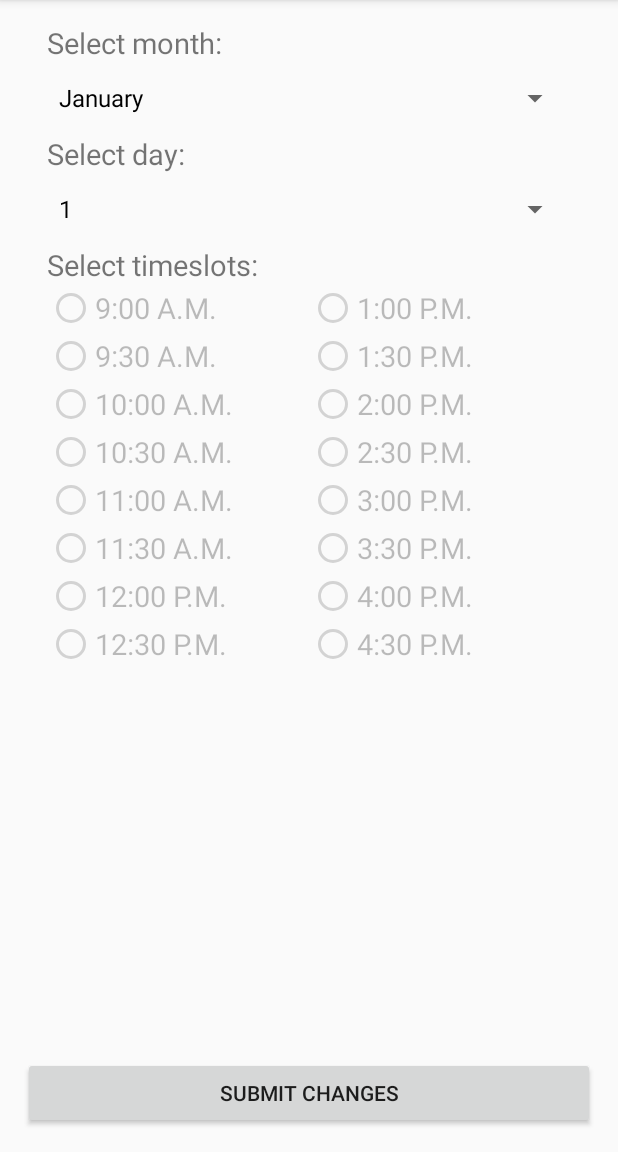
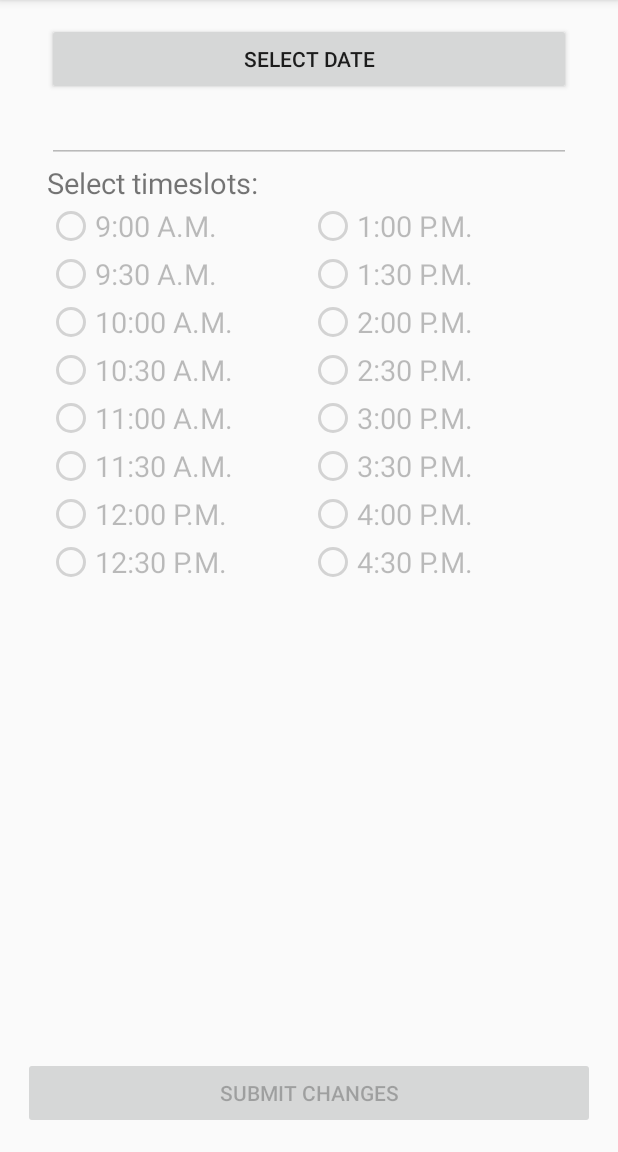
Before and after one commit to drewdawg8/BarbershopQuartet, an Android app: the ActivityManageSchedule screen opened directly, with no data from a screen before it, on a phone screen of 412 x 824 dp, the part 84-1236 px from its top. Run offline under Robolectric (Android 15) with nearby library versions, the phone set to English and light mode, and no system bars; our stand-ins replace Firebase (no records; nobody signed in at launch, a user with empty details on screens opened directly).

Commit message:
Replaced month and day sliders in ActivityManageSchedule with DatePickerDialogue.

```diff
--- a/app/src/main/java/com/doublea/barbershopquartet/ActivityManageSchedule.java
+++ b/app/src/main/java/com/doublea/barbershopquartet/ActivityManageSchedule.java
@@ -1,32 +1,32 @@
 package com.doublea.barbershopquartet;
 
+import android.app.DatePickerDialog;
 import android.support.v7.app.AppCompatActivity;
 import android.os.Bundle;
-import android.util.Log;
 import android.view.View;
-import android.widget.AdapterView;
-import android.widget.ArrayAdapter;
+import android.widget.DatePicker;
+import android.widget.EditText;
 import android.widget.RadioButton;
-import android.widget.Spinner;
-import android.widget.Toast;
 
-import java.lang.reflect.Array;
-import java.util.ArrayList;
-import java.util.List;
+import com.doublea.barbershopquartet.BackgroundTools.FirebaseInteraction;
+import com.doublea.barbershopquartet.BackgroundTools.TimeSlot;
+import com.google.firebase.auth.FirebaseAuth;
 
-public class ActivityManageSchedule extends AppCompatActivity implements AdapterView.OnItemSelectedListener {
+import java.text.SimpleDateFormat;
+import java.util.Calendar;
+import java.util.Date;
 
-    private Spinner spinnerMonth;
-    private Spinner spinnerDay;
+public class ActivityManageSchedule extends AppCompatActivity{
+
     private RadioButton[] radioButtons;
+    private FirebaseInteraction firebase;
+    private Calendar scheduleDate; // date to edit
+    private TimeSlot[] timeSlots;
 
     @Override
     protected void onCreate(Bundle savedInstanceState) {
         super.onCreate(savedInstanceState);
         setContentView(R.layout.activity_manage_schedule);
-
-        spinnerMonth = findViewById(R.id.spinner_month);
-        spinnerDay = findViewById(R.id.spinner_day);
 
         radioButtons = new RadioButton[]{
                 findViewById(R.id.radio_timeslot0),
@@ -47,131 +47,113 @@ public class ActivityManageSchedule extends AppCompatActivity implements Adapter
                 findViewById(R.id.radio_timeslot15)};
 
         for (RadioButton rb : radioButtons) rb.setEnabled(false);
-        spinnerDay.setEnabled(false);
-        ArrayAdapter<CharSequence> adapter = ArrayAdapter.createFromResource(this, R.array.months, android.R.layout.simple_spinner_dropdown_item);
-        adapter.setDropDownViewResource(android.R.layout.simple_spinner_dropdown_item);
-        spinnerMonth.setAdapter(adapter);
-        spinnerMonth.setOnItemSelectedListener(this);
 
-
+        firebase = new FirebaseInteraction();
     }
 
-    @Override
-    public void onItemSelected(AdapterView<?> adapterView, View view, int i, long l) {
-        //Toast.makeText(ActivityManageSchedule.this, "View ID:" + I,Toast.LENGTH_SHORT).show();
-//        Log.d("output", "View ID:" + Integer.toString(adapterView.getId()));
-//        Log.d("output", "Month ID:" + Integer.toString(R.id.spinner_month));
-        switch(adapterView.getId()) {
-            case R.id.spinner_month:
-                populateSpinnerDay(getDaysInMonth(i));
-                break;
-            case R.id.spinner_day:
-                populateRadioButtons(spinnerMonth.getSelectedItem().toString(), i + 1);
-                break;
-        }
+    public void onClickSelectDate(View view) {
+
+        int initYear = Calendar.getInstance().get(Calendar.YEAR);
+        int initMonth = Calendar.getInstance().get(Calendar.MONTH);
+        int initDay = Calendar.getInstance().get(Calendar.DAY_OF_MONTH);
+        DatePickerDialog datePickerDialog = new DatePickerDialog(view.getContext(), new DatePickerDialog.OnDateSetListener() {
+            @Override
+            public void onDateSet(DatePicker datePicker, int y, int m, int d) {
+                Calendar calendar = Calendar.getInstance();
+                calendar.set(y, m, d);
+                EditText e = findViewById(R.id.schedule_edit_text_display_date);
+                SimpleDateFormat sdf = new SimpleDateFormat("EEE, MMM dd");
+                e.setText(sdf.format(calendar.getTime()));
+                scheduleDate = calendar;
+                populateRadioButtons();
+            }
+        }, initYear, initMonth, initDay);
+
+        datePickerDialog.getDatePicker().setMinDate(Calendar.getInstance().getTimeInMillis());
+
+        Calendar maxDate = Calendar.getInstance();
+        maxDate.set(Calendar.YEAR, 2018);
+        maxDate.set(Calendar.MONTH, 12);
+        maxDate.set(Calendar.DAY_OF_MONTH, 31);
+        datePickerDialog.getDatePicker().setMaxDate(maxDate.getTimeInMillis());
     }
 
-    @Override
-    public void onNothingSelected(AdapterView<?> adapterView) {
+    private void populateRadioButtons() {
+        for (RadioButton rb : radioButtons) rb.setEnabled(true);
 
-    }
+        String month = Integer.toString(scheduleDate.get(Calendar.MONTH));
+        String day = Integer.toString(scheduleDate.get(Calendar.DAY_OF_MONTH));
 
-    private int getDaysInMonth(int month) {
-        int days = 0;
-        switch(month) {
-            case 0:  days = 31; break; // Jan
-            case 1:  days = 28; break; // Feb
-            case 2:  days = 31; break; // Mar
-            case 3:  days = 30; break; // Apr
-            case 4:  days = 31; break; // May
-            case 5:  days = 30; break; // Jun
-            case 6:  days = 31; break; // Jul
-            case 7:  days = 31; break; // Aug
-            case 8:  days = 30; break; // Sep
-            case 9:  days = 31; break; // Oct
-            case 10: days = 30; break; // Nov
-            case 11: days = 31; break; // Dec
-        }
-        return days;
-    }
+        // TODO read time slots from database
 
-    private void populateSpinnerDay(int daysInMonth) {
-        List<String> days = new ArrayList<>();
-        for (int i = 1; i <= daysInMonth; i++)
-            days.add(Integer.toString(i));
-
-        ArrayAdapter<String> adapter = new ArrayAdapter<>(this, android.R.layout.simple_spinner_dropdown_item, days);
-        adapter.setDropDownViewResource(android.R.layout.simple_spinner_dropdown_item);
-        spinnerDay.setAdapter(adapter);
-        spinnerDay.setEnabled(true);
-    }
-
-    private void populateRadioButtons(String month, int date) {
-        for (RadioButton rb : radioButtons) rb.setEnabled(true);
-        // TODO load time slot data for given date and automatically check radio buttons
+        findViewById(R.id.schedule_button_submit).setEnabled(true);
     }
 
     public void onClickRadioButton(View view) {
         boolean checked = ((RadioButton) view).isChecked();
+        TimeSlot timeSlot;
 
         switch(view.getId()) {
             case R.id.radio_timeslot0:
-                // TODO update time slot availability when radio buttons are checked/unchecked
-                if (checked) {
-                    // mark time slot as available
-                } else {
-                    // mark time slot as unavailable
-                }
+                timeSlot = timeSlots[0];
                 break;
             case R.id.radio_timeslot1:
-
+                timeSlot = timeSlots[1];
                 break;
             case R.id.radio_timeslot2:
-
+                timeSlot = timeSlots[2];
                 break;
             case R.id.radio_timeslot3:
-
+                timeSlot = timeSlots[3];
                 break;
             case R.id.radio_timeslot4:
-
+                timeSlot = timeSlots[4];
                 break;
             case R.id.radio_timeslot5:
-
+                timeSlot = timeSlots[5];
                 break;
             case R.id.radio_timeslot6:
-
+                timeSlot = timeSlots[6];
                 break;
             case R.id.radio_timeslot7:
-
+                timeSlot = timeSlots[7];
                 break;
             case R.id.radio_timeslot8:
-
+                timeSlot = timeSlots[8];
                 break;
             case R.id.radio_timeslot9:
-
+                timeSlot = timeSlots[9];
                 break;
             case R.id.radio_timeslot10:
-
+                timeSlot = timeSlots[10];
                 break;
             case R.id.radio_timeslot11:
-
+                timeSlot = timeSlots[11];
                 break;
             case R.id.radio_timeslot12:
-
+                timeSlot = timeSlots[12];
                 break;
             case R.id.radio_timeslot13:
-
+                timeSlot = timeSlots[13];
                 break;
             case R.id.radio_timeslot14:
+                timeSlot = timeSlots[14];
+                break;
+            default:
+                timeSlot = timeSlots[15];
+                break;
+        }
 
-                break;
-            case R.id.radio_timeslot15:
-
-                break;
+        if (checked) {
+            timeSlot.setUnavailable(false);
+        } else {
+            timeSlot.setUnavailable(true);
         }
     }
 
     public void onClickSubmit(View view) {
-        // TODO submit changes to database
+        // TODO write timeSlots array to database; check if booked appointments need to be removed?
+
+        this.recreate(); // relaunch the activity to select another date
     }
 }
--- a/app/src/main/res/layout/activity_manage_schedule.xml
+++ b/app/src/main/res/layout/activity_manage_schedule.xml
@@ -9,25 +9,17 @@
         android:orientation="vertical"
         android:paddingLeft="16dp"
         android:paddingRight="16dp">
-        <TextView
+        <Button
+            android:id="@+id/schedule_button_select_date"
             android:layout_width="match_parent"
             android:layout_height="wrap_content"
-            android:text="Select month:"
-            android:textSize="@dimen/text_size"/>
-        <Spinner
-            android:id="@+id/spinner_month"
-            android:layout_width="match_parent"
-            android:layout_height="wrap_content">
-        </Spinner>
-        <TextView
+            android:text="Select Date"
+            android:onClick="onClickSelectDate"/>
+        <EditText
+            android:id="@+id/schedule_edit_text_display_date"
             android:layout_width="match_parent"
             android:layout_height="wrap_content"
-            android:text="Select day:"
-            android:textSize="@dimen/text_size"/>
-        <Spinner
-            android:id="@+id/spinner_day"
-            android:layout_width="match_parent"
-            android:layout_height="wrap_content"></Spinner>
+            android:enabled="false"/>
         <TextView
             android:layout_width="match_parent"
             android:layout_height="wrap_content"
@@ -166,11 +158,11 @@
         </LinearLayout>
     </LinearLayout>
     <Button
-        android:id="@+id/button_submit"
+        android:id="@+id/schedule_button_submit"
         android:layout_width="match_parent"
         android:layout_height="wrap_content"
         android:text="Submit Changes"
         android:layout_alignParentBottom="true"
         android:onClick="onClickSubmit"
-        />
+        android:enabled="false"/>
 </RelativeLayout>
```
